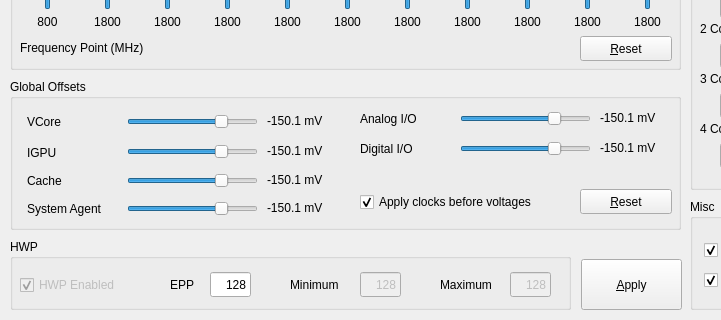
This is ui/MainWindow.ui in Oxenryd/intelMsrGui as Qt 5 draws it before an edit; both pictures show x 0 to 721 and y 375 to 695 of the 940 by 695 pixel window. The edited form follows.
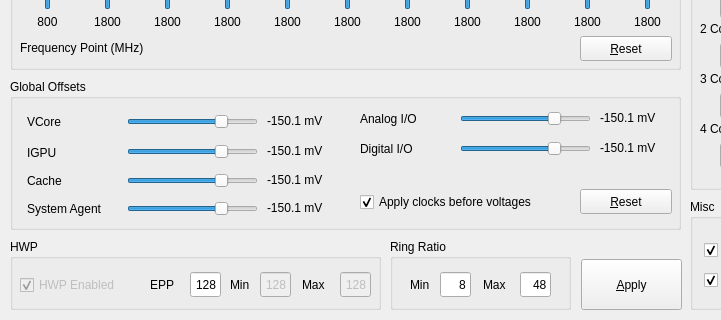
This is the edited form. Icons and pictures are not drawn.

Patch:
```diff
--- a/ui/MainWindow.ui
+++ b/ui/MainWindow.ui
@@ -1077,7 +1077,7 @@
      <rect>
       <x>10</x>
       <y>614</y>
-      <width>561</width>
+      <width>371</width>
       <height>71</height>
      </rect>
     </property>
@@ -1106,7 +1106,7 @@
     <widget class="QLabel" name="globalLbl_7">
      <property name="geometry">
       <rect>
-       <x>160</x>
+       <x>140</x>
        <y>37</y>
        <width>41</width>
        <height>17</height>
@@ -1122,9 +1122,9 @@
     <widget class="QLineEdit" name="eppEdit">
      <property name="geometry">
       <rect>
-       <x>200</x>
+       <x>180</x>
        <y>33</y>
-       <width>41</width>
+       <width>31</width>
        <height>25</height>
       </rect>
      </property>
@@ -1141,9 +1141,9 @@
      </property>
      <property name="geometry">
       <rect>
-       <x>350</x>
+       <x>250</x>
        <y>33</y>
-       <width>41</width>
+       <width>31</width>
        <height>25</height>
       </rect>
      </property>
@@ -1157,14 +1157,14 @@
     <widget class="QLabel" name="globalLbl_8">
      <property name="geometry">
       <rect>
-       <x>280</x>
+       <x>220</x>
        <y>37</y>
-       <width>71</width>
+       <width>31</width>
        <height>17</height>
       </rect>
      </property>
      <property name="text">
-      <string>Minimum</string>
+      <string>Min</string>
      </property>
      <property name="alignment">
       <set>Qt::AlignmentFlag::AlignLeading|Qt::AlignmentFlag::AlignLeft|Qt::AlignmentFlag::AlignVCenter</set>
@@ -1173,14 +1173,14 @@
     <widget class="QLabel" name="globalLbl_9">
      <property name="geometry">
       <rect>
-       <x>430</x>
+       <x>292</x>
        <y>37</y>
-       <width>71</width>
+       <width>31</width>
        <height>17</height>
       </rect>
      </property>
      <property name="text">
-      <string>Maximum</string>
+      <string>Max</string>
      </property>
      <property name="alignment">
       <set>Qt::AlignmentFlag::AlignLeading|Qt::AlignmentFlag::AlignLeft|Qt::AlignmentFlag::AlignVCenter</set>
@@ -1192,9 +1192,9 @@
      </property>
      <property name="geometry">
       <rect>
-       <x>500</x>
+       <x>330</x>
        <y>33</y>
-       <width>41</width>
+       <width>31</width>
        <height>25</height>
       </rect>
      </property>
@@ -1897,6 +1897,89 @@
      </rect>
     </property>
    </widget>
+   <widget class="QGroupBox" name="groupBox_6">
+    <property name="geometry">
+     <rect>
+      <x>390</x>
+      <y>614</y>
+      <width>181</width>
+      <height>71</height>
+     </rect>
+    </property>
+    <property name="title">
+     <string>Ring Ratio</string>
+    </property>
+    <widget class="QLabel" name="globalLbl_14">
+     <property name="geometry">
+      <rect>
+       <x>93</x>
+       <y>37</y>
+       <width>31</width>
+       <height>17</height>
+      </rect>
+     </property>
+     <property name="text">
+      <string>Max</string>
+     </property>
+     <property name="alignment">
+      <set>Qt::AlignmentFlag::AlignLeading|Qt::AlignmentFlag::AlignLeft|Qt::AlignmentFlag::AlignVCenter</set>
+     </property>
+    </widget>
+    <widget class="QLabel" name="globalLbl_13">
+     <property name="geometry">
+      <rect>
+       <x>20</x>
+       <y>37</y>
+       <width>31</width>
+       <height>17</height>
+      </rect>
+     </property>
+     <property name="text">
+      <string>Min</string>
+     </property>
+     <property name="alignment">
+      <set>Qt::AlignmentFlag::AlignLeading|Qt::AlignmentFlag::AlignLeft|Qt::AlignmentFlag::AlignVCenter</set>
+     </property>
+    </widget>
+    <widget class="QLineEdit" name="ringMinEdit">
+     <property name="enabled">
+      <bool>true</bool>
+     </property>
+     <property name="geometry">
+      <rect>
+       <x>50</x>
+       <y>33</y>
+       <width>31</width>
+       <height>25</height>
+      </rect>
+     </property>
+     <property name="text">
+      <string>8</string>
+     </property>
+     <property name="alignment">
+      <set>Qt::AlignmentFlag::AlignRight|Qt::AlignmentFlag::AlignTrailing|Qt::AlignmentFlag::AlignVCenter</set>
+     </property>
+    </widget>
+    <widget class="QLineEdit" name="ringMaxEdit">
+     <property name="enabled">
+      <bool>true</bool>
+     </property>
+     <property name="geometry">
+      <rect>
+       <x>130</x>
+       <y>33</y>
+       <width>31</width>
+       <height>25</height>
+      </rect>
+     </property>
+     <property name="text">
+      <string>48</string>
+     </property>
+     <property name="alignment">
+      <set>Qt::AlignmentFlag::AlignRight|Qt::AlignmentFlag::AlignTrailing|Qt::AlignmentFlag::AlignVCenter</set>
+     </property>
+    </widget>
+   </widget>
   </widget>
   <action name="action_Save_Preset">
    <property name="text">
```
